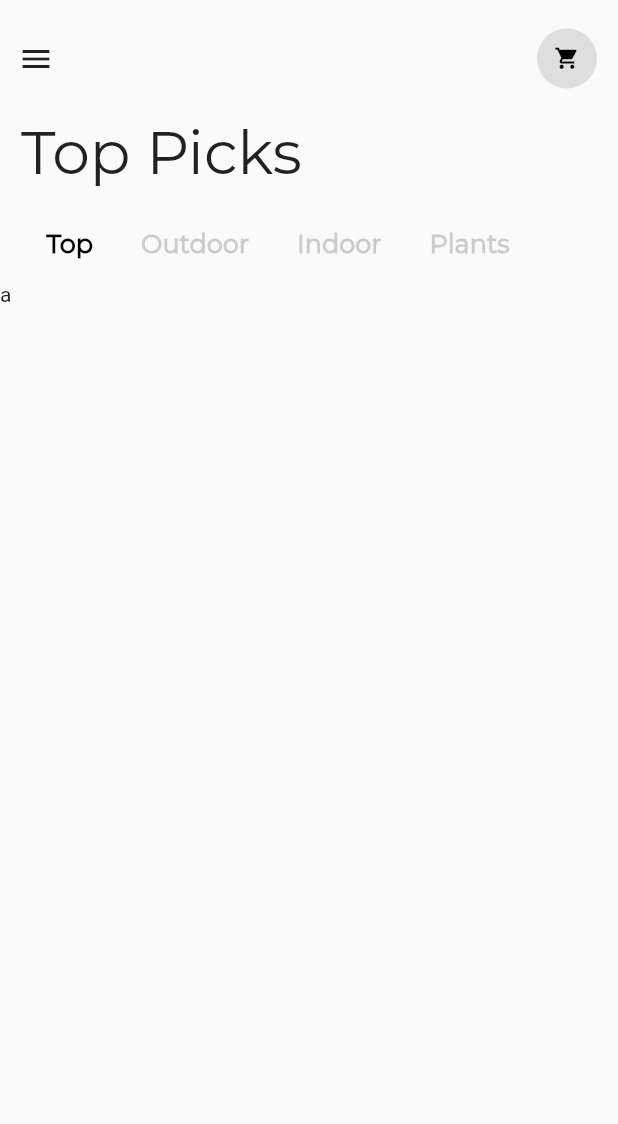
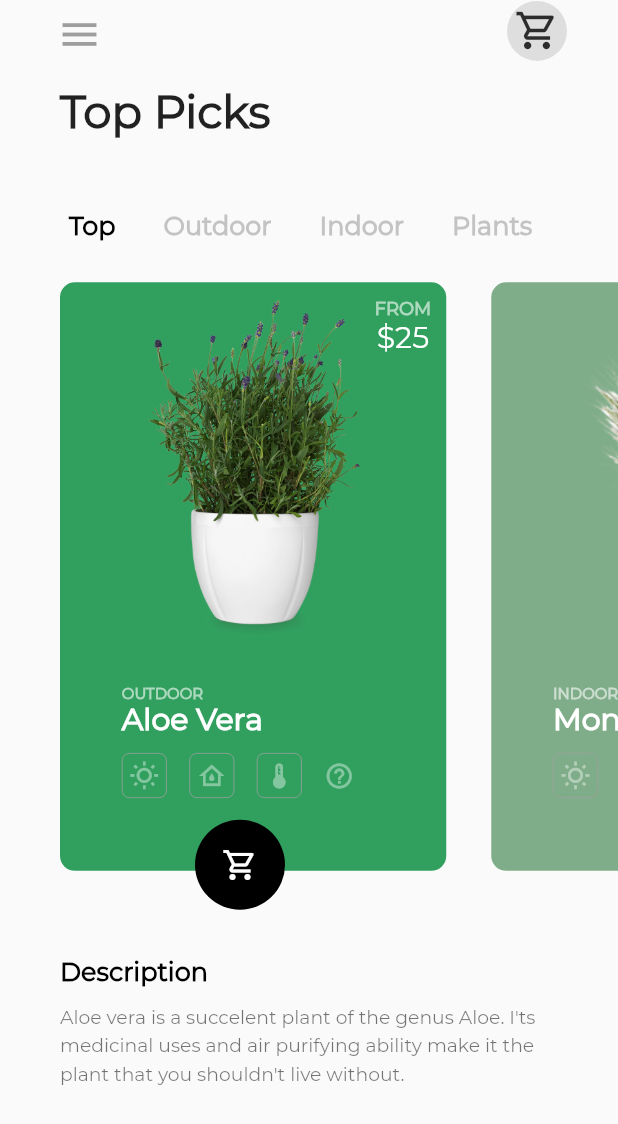
Before and after one commit to ChinmayShringi/Plant_FlutterUI, a Flutter app: the screen it shows after launch, on a phone screen of 412 x 824 dp. Shown: the top 1124 px of the screen. Run offline on Flutter 3.47's test engine with Material 2 defaults, Android fonts, the phone set to English and light mode, and no system bars; project files that could hold a hidden picture were left out.

Commit message:
add cards

```diff
--- a/lib/main.dart
+++ b/lib/main.dart
@@ -1,23 +1,30 @@
 import 'package:flutter/material.dart';
+import 'package:plant/plantCard.dart';
+import 'package:flutter/services.dart';
 
-void main() => runApp(MyApp());
+void main() {
+  SystemChrome.setSystemUIOverlayStyle(SystemUiOverlayStyle(
+    statusBarColor: Colors.transparent,
+  ));
+  runApp(MyApp());
+}
 
 class MyApp extends StatelessWidget {
   @override
   Widget build(BuildContext context) {
     return MaterialApp(
       debugShowCheckedModeBanner: false,
-      home: MyHomePage(),
+      home: HomePage(),
     );
   }
 }
 
-class MyHomePage extends StatefulWidget {
+class HomePage extends StatefulWidget {
   @override
-  _MyHomePageState createState() => _MyHomePageState();
+  _HomePageState createState() => _HomePageState();
 }
 
-class _MyHomePageState extends State<MyHomePage>
+class _HomePageState extends State<HomePage>
     with SingleTickerProviderStateMixin {
   TabController tabController;
 
@@ -29,47 +36,59 @@ class _MyHomePageState extends State<MyHomePage>
 
   @override
   Widget build(BuildContext context) {
+    var size = MediaQuery.of(context).size;
     return Scaffold(
-        body: ListView(
-      children: <Widget>[
-        SizedBox(height: 15.0),
-        Container(
-          width: MediaQuery.of(context).size.width,
-          padding: EdgeInsets.only(right: 10.0),
-          child: Row(
-            mainAxisAlignment: MainAxisAlignment.spaceBetween,
-            children: <Widget>[
-              IconButton(
-                icon: Icon(Icons.menu),
+        appBar: AppBar(
+          toolbarHeight: size.height / 20,
+          elevation: 0,
+          backgroundColor: Colors.transparent,
+          leading: Padding(
+            padding: EdgeInsets.only(left: 30),
+            child: IconButton(
+              icon: Icon(
+                Icons.menu,
+                size: 30.0,
+                color: Colors.grey,
+              ),
               onPressed: () {},
             ),
-              FloatingActionButton(
+          ),
+          actions: [
+            Padding(
+              padding: EdgeInsets.only(right: 30),
+              child: FloatingActionButton(
                 onPressed: () {},
                 backgroundColor: Colors.grey.withOpacity(0.3),
                 mini: true,
                 elevation: 0.0,
-                  child: Icon(Icons.shopping_cart,
-                      color: Colors.black, size: 17.0)),
+                child: Icon(
+                  Icons.shopping_cart_outlined,
+                  color: Colors.black.withOpacity(0.8),
+                  size: 30.0,
+                ),
+              ),
+            ),
           ],
         ),
-        ),
+        body: ListView(
+          children: <Widget>[
             Padding(
-          padding: const EdgeInsets.all(14.0),
+              padding: const EdgeInsets.only(left: 40, bottom: 30.0, top: 15),
               child: Text(
                 'Top Picks',
                 style: TextStyle(
                     fontFamily: 'Montserrat',
-                fontSize: 40.0,
-                fontWeight: FontWeight.w500),
+                    fontSize: 30.0,
+                    fontWeight: FontWeight.w600),
               ),
             ),
             Padding(
-          padding: EdgeInsets.only(left: 15.0),
+              padding: EdgeInsets.only(left: 30.0, top: 5, bottom: 12),
               child: TabBar(
                 controller: tabController,
                 indicatorColor: Colors.transparent,
                 labelColor: Colors.black,
-            unselectedLabelColor: Colors.grey.withOpacity(0.5),
+                unselectedLabelColor: Colors.grey.withOpacity(0.6),
                 isScrollable: true,
                 tabs: <Widget>[
                   Tab(
@@ -112,14 +131,14 @@ class _MyHomePageState extends State<MyHomePage>
               ),
             ),
             Container(
-          height: MediaQuery.of(context).size.height - 200.0,
+              height: size.height - 100.0,
               child: TabBarView(
                 controller: tabController,
                 children: <Widget>[
-              Text('a'),
-              Text('a'),
-              Text('a'),
-              Text('a'),
+                  PlantCard(),
+                  PlantCard(),
+                  PlantCard(),
+                  PlantCard(),
                 ],
               ),
             )
--- /dev/null
+++ b/lib/plantCard.dart
@@ -0,0 +1,256 @@
+import 'package:flutter/material.dart';
+
+class PlantCard extends StatefulWidget {
+  @override
+  _PlantCardState createState() => _PlantCardState();
+}
+
+class _PlantCardState extends State<PlantCard> {
+  ScrollController _scrollController;
+
+  List allDescriptions = [
+    'Aloe vera is a succelent plant of the genus Aloe. I\'ts medicinal uses and air purifying ability make it the plant that you shouldn\'t live without.',
+    'Vera is a succelent plant of the genus Aloe. I\'ts medicinal uses and air ',
+    'Aloe vera is a succelent plant of the genus Aloe. I\'ts medicinal uses and air purifying'
+  ];
+
+  String description;
+
+  @override
+  void initState() {
+    super.initState();
+    _scrollController = ScrollController();
+    _scrollController.addListener(changedesc);
+    setState(() {
+      description = allDescriptions[0];
+    });
+  }
+
+  changedesc() {
+    var value = _scrollController.offset.round();
+    var descIndex = (value / 150).round();
+    setState(() {
+      description = allDescriptions[descIndex];
+    });
+  }
+
+  @override
+  Widget build(BuildContext context) {
+    var size = MediaQuery.of(context).size;
+    return ListView(
+      children: <Widget>[
+        Container(
+          height: 450.0,
+          child: ListView(
+            padding: EdgeInsets.only(left: 40.0),
+            controller: _scrollController,
+            scrollDirection: Axis.horizontal,
+            children: <Widget>[
+              _buildCard(size, 'assets/whiteplant.png', '25', 'OUTDOOR',
+                  'Aloe Vera', Color.fromRGBO(49, 160, 95, 1)),
+              SizedBox(width: 30.0),
+              _buildCard(size, 'assets/smallplant.png', '25', 'INDOOR',
+                  'Monster', Color.fromRGBO(128, 173, 137, 1)),
+              SizedBox(width: 30.0),
+              _buildCard(size, 'assets/smallplant.png', '25', 'INDOOR', 'Ficus',
+                  Color.fromRGBO(49, 160, 95, 1)),
+              SizedBox(width: 30.0),
+            ],
+          ),
+        ),
+        Padding(
+          padding: EdgeInsets.symmetric(horizontal: 40),
+          child: Column(
+            children: [
+              Row(
+                children: [
+                  Text(
+                    'Description',
+                    style: TextStyle(
+                        fontFamily: 'Montserrat',
+                        color: Colors.black,
+                        fontSize: 17.0,
+                        fontWeight: FontWeight.w600),
+                  ),
+                ],
+              ),
+              SizedBox(
+                height: size.height / 100,
+              ),
+              Text(
+                description,
+                style: TextStyle(
+                    fontFamily: 'Montserrat',
+                    color: Colors.black54,
+                    fontSize: 12.5,
+                    height: 1.5),
+              ),
+            ],
+          ),
+        ),
+      ],
+    );
+  }
+
+  _buildCard(size, String imgPath, String price, String plantType,
+      String plantName, color) {
+    return Stack(
+      children: <Widget>[
+        Container(
+          height: size.height / 2.1,
+          width: size.width / 1.6,
+          child: Container(
+            decoration: BoxDecoration(
+              borderRadius: BorderRadius.circular(10.0),
+              color: color,
+            ),
+            height: 250.0,
+            width: 225.0,
+            child: Column(
+              children: <Widget>[
+                Stack(
+                  children: [
+                    Row(
+                      mainAxisAlignment: MainAxisAlignment.end,
+                      children: <Widget>[
+                        Column(
+                          children: <Widget>[
+                            SizedBox(height: 10.0),
+                            Text(
+                              'FROM',
+                              style: TextStyle(
+                                  fontFamily: 'Montserrat',
+                                  fontSize: 12.0,
+                                  fontWeight: FontWeight.w600,
+                                  color: Colors.white.withOpacity(0.6)),
+                            ),
+                            Text(
+                              '\$' + price,
+                              style: TextStyle(
+                                  fontFamily: 'Montserrat',
+                                  fontSize: 20.0,
+                                  fontWeight: FontWeight.w400,
+                                  color: Colors.white),
+                            )
+                          ],
+                        ),
+                        SizedBox(width: 10.0)
+                      ],
+                    ),
+                    Padding(
+                      padding: EdgeInsets.only(top: 10),
+                      child: Image(
+                        image: AssetImage(imgPath),
+                        height: size.height / 3.2,
+                      ),
+                    )
+                  ],
+                ),
+                Row(
+                  children: <Widget>[
+                    SizedBox(width: size.width / 10),
+                    Column(
+                      crossAxisAlignment: CrossAxisAlignment.start,
+                      children: <Widget>[
+                        Text(
+                          plantType,
+                          style: TextStyle(
+                              fontFamily: 'Montserrat',
+                              fontSize: 10.0,
+                              fontWeight: FontWeight.w600,
+                              color: Colors.white.withOpacity(0.6)),
+                        ),
+                        Text(
+                          plantName,
+                          style: TextStyle(
+                              fontFamily: 'Montserrat',
+                              fontSize: 20.0,
+                              fontWeight: FontWeight.w600,
+                              color: Colors.white),
+                        )
+                      ],
+                    ),
+                  ],
+                ),
+                SizedBox(height: size.height / 80),
+                Row(
+                  children: <Widget>[
+                    SizedBox(width: size.width / 10),
+                    Container(
+                      height: 30.0,
+                      width: 30.0,
+                      decoration: BoxDecoration(
+                        border: Border.all(
+                            color: Colors.grey,
+                            style: BorderStyle.solid,
+                            width: 0.5),
+                        borderRadius: BorderRadius.circular(5.0),
+                        color: Colors.transparent,
+                      ),
+                      child: Icon(Icons.wb_sunny_outlined,
+                          color: Colors.white.withOpacity(0.4), size: 20.0),
+                    ),
+                    SizedBox(width: 15.0),
+                    Container(
+                      height: 30.0,
+                      width: 30.0,
+                      decoration: BoxDecoration(
+                        border: Border.all(
+                            color: Colors.grey,
+                            style: BorderStyle.solid,
+                            width: 0.5),
+                        borderRadius: BorderRadius.circular(5.0),
+                        color: Colors.transparent,
+                      ),
+                      child: Icon(Icons.water_damage_outlined,
+                          color: Colors.white.withOpacity(0.4), size: 20.0),
+                    ),
+                    SizedBox(width: 15.0),
+                    Container(
+                      height: 30.0,
+                      width: 30.0,
+                      decoration: BoxDecoration(
+                        border: Border.all(
+                            color: Colors.grey,
+                            style: BorderStyle.solid,
+                            width: 0.5),
+                        borderRadius: BorderRadius.circular(5.0),
+                        color: Colors.transparent,
+                      ),
+                      child: Icon(Icons.thermostat_outlined,
+                          color: Colors.white.withOpacity(0.4), size: 20.0),
+                    ),
+                    SizedBox(width: 10.0),
+                    InkWell(
+                      onTap: () {},
+                      child: Container(
+                        height: 30.0,
+                        width: 30.0,
+                        decoration: BoxDecoration(
+                          color: Colors.transparent,
+                        ),
+                        child: Icon(Icons.help_outline,
+                            color: Colors.white.withOpacity(0.4), size: 20.0),
+                      ),
+                    )
+                  ],
+                )
+              ],
+            ),
+          ),
+        ),
+        Padding(
+          padding: EdgeInsets.only(left: 90.0, top: size.height / 2.3),
+          child: Container(
+            height: 60.0,
+            width: 60.0,
+            decoration: BoxDecoration(
+                borderRadius: BorderRadius.circular(50.0), color: Colors.black),
+            child: Center(
+                child: Icon(Icons.shopping_cart_outlined, color: Colors.white)),
+          ),
+        )
+      ],
+    );
+  }
+}
```
Lines whose indentation alone changed are shown as unchanged.
